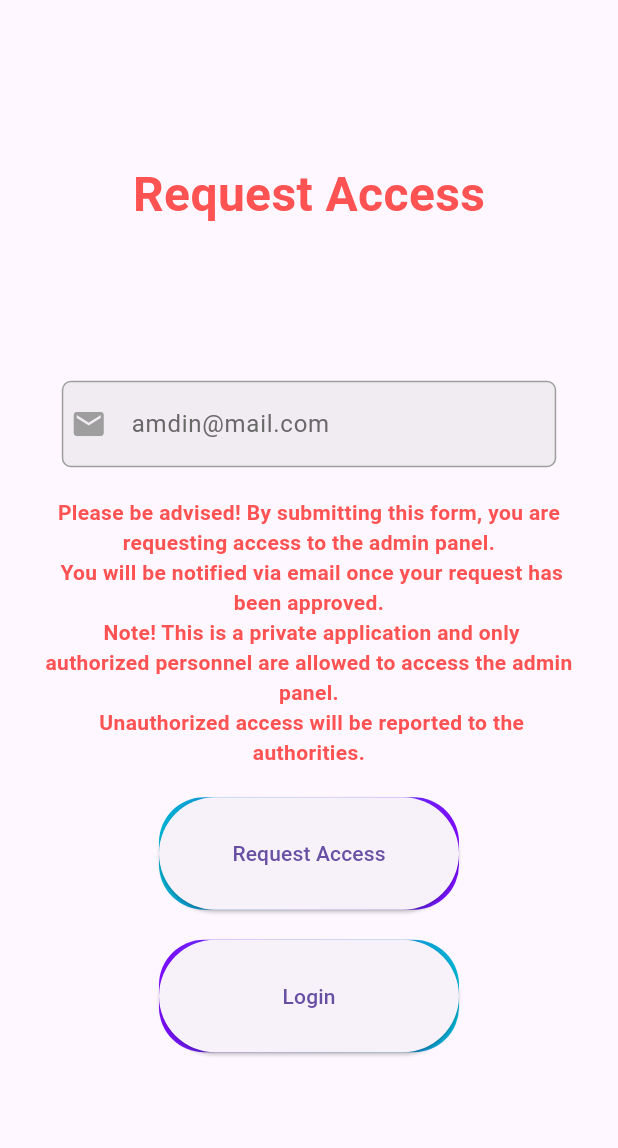
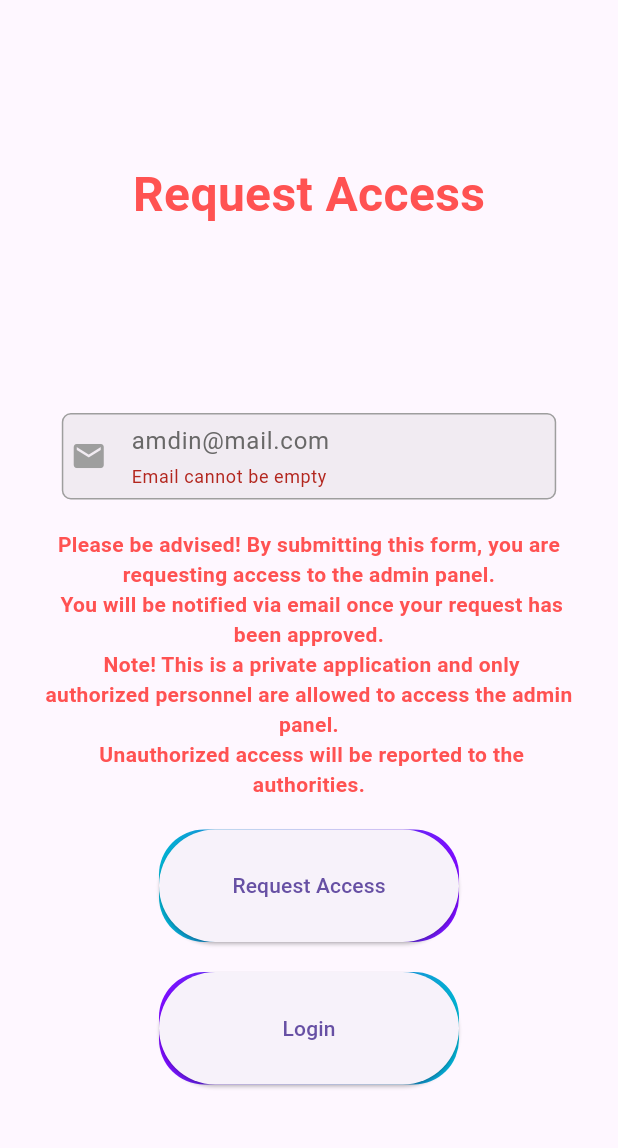
Before and after one commit to codewithwest/project_codewithwest-admin, a Flutter app: the RequestAdminUserAccess screen opened by its route, after a tap on "Request Access", on a phone screen of 412 x 824 dp, the part 56-1204 px from its top. Run offline on Flutter 3.47's test engine with Material 3 defaults, Android fonts, the light colour scheme and no system bars; our stand-ins replace graphql_flutter, shared_preferences; accounts and stored records are empty; generated files the repository leaves out were written again; network calls fail.

Commit message:
Adding auth handling with realtime state updates

```diff
--- a/lib/src/auth/request_admin_user_access.dart
+++ b/lib/src/auth/request_admin_user_access.dart
@@ -1,5 +1,6 @@
 import 'package:codewithwest_admin/src/auth/login_admin_user.dart';
 import 'package:codewithwest_admin/src/components/auth_text_field.dart';
+import 'package:codewithwest_admin/src/helper/mutations/mutations.dart';
 import 'package:codewithwest_admin/src/helper/screen_breakpoints.dart';
 import 'package:flutter/material.dart';
 import 'package:graphql_flutter/graphql_flutter.dart';
@@ -16,6 +17,7 @@
 class _RequestAdminUserAccessState extends State<RequestAdminUserAccess> {
   final _formKey = GlobalKey<FormState>();
   String _email = '';
+  late String errorText = '';
 
   void updateEmail(String newValue) {
     setState(() {
@@ -25,21 +27,6 @@
 
   @override
   Widget build(BuildContext context) {
-    const String createUserMutation = r'''
-      mutation RequestAdminUserAccess($input: AdminUserInput!) {
-        RequestAdminUserAccess(input: $input) {
-          created_at
-          email
-          id
-          last_login
-          password
-          role
-          type
-          updated_at
-          username
-      }
-    }
-    ''';
     double screenWidth = MediaQuery.of(context).size.width;
     return Scaffold(
       appBar: AppBar(
@@ -83,12 +70,21 @@
                     : 30),
         alignment: Alignment.center,
         // padding: const EdgeInsets.all(16.0),
+        child: Form(
           key: _formKey,
           child: Column(
             spacing: 20,
+            crossAxisAlignment: CrossAxisAlignment.center,
             mainAxisAlignment: MainAxisAlignment.center,
-          crossAxisAlignment: CrossAxisAlignment.center,
             children: [
+              SizedBox(
+                width: screenWidth / 1.3,
+                child: Text(
+                  textAlign: TextAlign.center,
+                  errorText,
+                  style: TextStyle(color: Colors.red, fontSize: 16),
+                ),
+              ),
               AuthTextField(
                 onTextChanged: updateEmail,
                 hintText: "amdin@mail.com",
@@ -107,13 +103,15 @@
               ),
               Mutation(
                 options: MutationOptions(
-                // The options are here!
-                document: gql(createUserMutation),
+                  document: gql(Mutations.createAdminUserAccessRequest),
                   onCompleted: (data) {
-                  // ... (handle successful creation)
+                    Navigator.pushReplacementNamed(
+                        context, LoginAdminUser.routeName);
                   },
                   onError: (error) {
-                  // ... (handle errors)
+                    setState(() {
+                      errorText = error!.graphqlErrors[0].message;
+                    });
                   },
                 ),
                 builder: (
@@ -122,25 +120,25 @@
                 ) {
                   return Column(
                     spacing: 20,
-
-                  // Wrap in a Column to avoid layout issues
                     children: [
                       Container(
                         width: 200,
                         height: 75,
                         decoration: BoxDecoration(
                           borderRadius: BorderRadius.circular(30),
-                          gradient: const LinearGradient(colors: [
+                          gradient: const LinearGradient(
+                            colors: [
                               Color.fromARGB(255, 0, 178, 209),
                               Color.fromARGB(255, 125, 10, 255),
-                          ])),
+                            ],
+                          ),
+                        ),
                         child: ElevatedButton(
                           onPressed: () {
+                            print(_formKey.currentState);
                             if (_formKey.currentState!.validate()) {
                               runMutation({
-                              "input": {
                                 'email': _email,
-                              }
                               });
                             }
                           },
@@ -163,12 +161,11 @@
                         ),
                       ),
                       if (result != null) // Check if result is not null
-                      if (result.isLoading)
-                        const CircularProgressIndicator()
-                      else if (result.hasException)
-                        Text(result.exception.toString())
-                      else if (result.data != null)
-                        Text('User created: ${result.data}'),
+                        if (result.isLoading) const CircularProgressIndicator()
+                      // else if (result.hasException)
+                      //   Text(result.exception.toString())
+                      // else if (result.data != null)
+                      //   Text('User created: ${result.data}'),
                     ],
                   );
                 },
@@ -176,6 +173,7 @@
             ],
           ),
         ),
+      ),
     );
   }
 
--- a/lib/src/helper/mutations/mutations.dart
+++ b/lib/src/helper/mutations/mutations.dart
@@ -11,6 +11,16 @@
           created_at
           updated_at
           last_login
+      }
+    }
+    ''';
+
+  static const String createAdminUserAccessRequest = r'''
+    mutation adminUserAccessRequest($email: String!){
+      adminUserAccessRequest(email: $email) {
+        created_at
+        email
+        id
       }
     }
 ''';
--- a/lib/src/landing_page.dart
+++ b/lib/src/landing_page.dart
@@ -1,4 +1,6 @@
 import 'package:codewithwest_admin/src/components/admin_app_bar.dart';
+import 'package:codewithwest_admin/src/settings/settings_controller.dart';
+import 'package:codewithwest_admin/src/settings/settings_service.dart';
 
 import '/src/auth/request_admin_user_access.dart';
 import '/src/auth/login_admin_user.dart';
@@ -17,7 +19,6 @@
   @override
   Widget build(BuildContext context) {
     return Scaffold(
-      appBar: AdminAppBar(),
       body: Center(
         child: Column(
           spacing: 20,
--- a/lib/src/settings/settings_service.dart
+++ b/lib/src/settings/settings_service.dart
@@ -10,7 +10,7 @@
   /// Loads the User's preferred ThemeMode from local or remote storage.
   Future<ThemeMode> themeMode() async => ThemeMode.system;
 
-  Future<bool> isLoggedIn() async => true;
+  Future<bool> isLoggedIn() async => adminUserIsLoggedIn();
 
   /// Persists the user's preferred ThemeMode to local or remote storage.
   Future<void> updateThemeMode(ThemeMode theme) async {
@@ -28,4 +28,27 @@
     final prefs = await SharedPreferences.getInstance();
     return prefs.getString(key);
   }
+
+  Future<void> logoutAdminUser() async {
+    final prefs = await SharedPreferences.getInstance();
+    prefs.clear();
+  }
+
+  Future<void> updateLoggedInData(loginData) async {
+    if (loginData["email"] != null && loginData["id"] != null) {
+      saveData("email", loginData["email"] ?? "");
+      saveData("id", loginData["id"] ?? "");
+      saveData("token", "loginDatatoken");
+    }
+  }
+
+  Future<bool> adminUserIsLoggedIn() async {
+    String? email = await loadData("email");
+    String? id = await loadData("id");
+    String? token = await loadData("token");
+
+    print(email.toString() + " " + id.toString() + " " + token.toString());
+    if (token != null && id != null && email != null) return true;
+    return false;
+  }
 }
```
Also changed, not shown: lib/src/auth/login_admin_user.dart (+30 -13 lines), lib/src/components/admin_app_bar.dart (+21 -1 lines), lib/src/helper/auth/check_auth.dart (+6 -1 lines), lib/src/main/admin/admin_dashboard.dart (+7 -2 lines), lib/src/main/admin/user/create_admin_user.dart (+3 -4 lines), lib/src/settings/settings_controller.dart (+18 -14 lines), 1 other file. Lines whose indentation alone changed are shown as unchanged.
